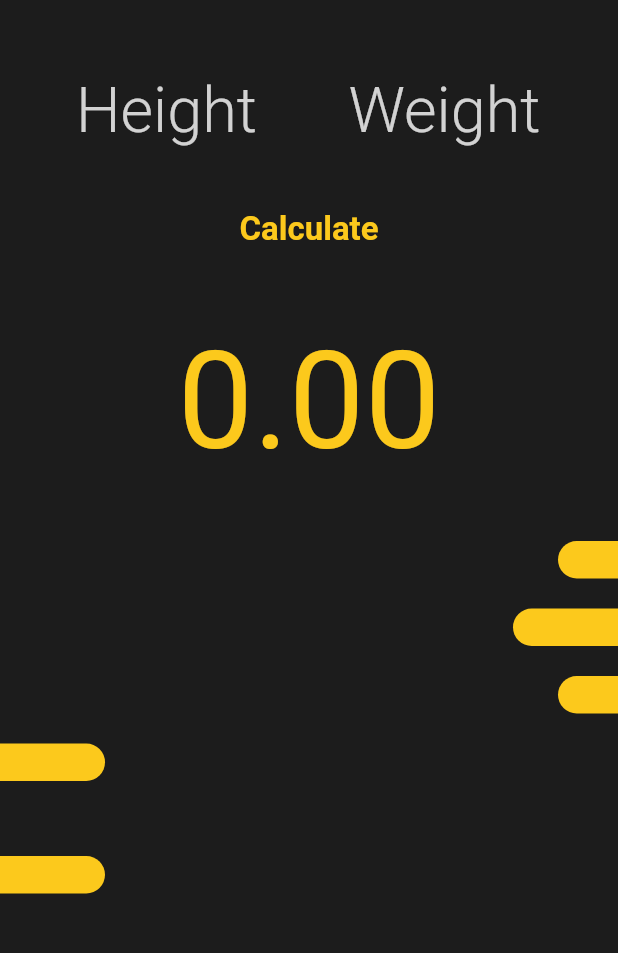
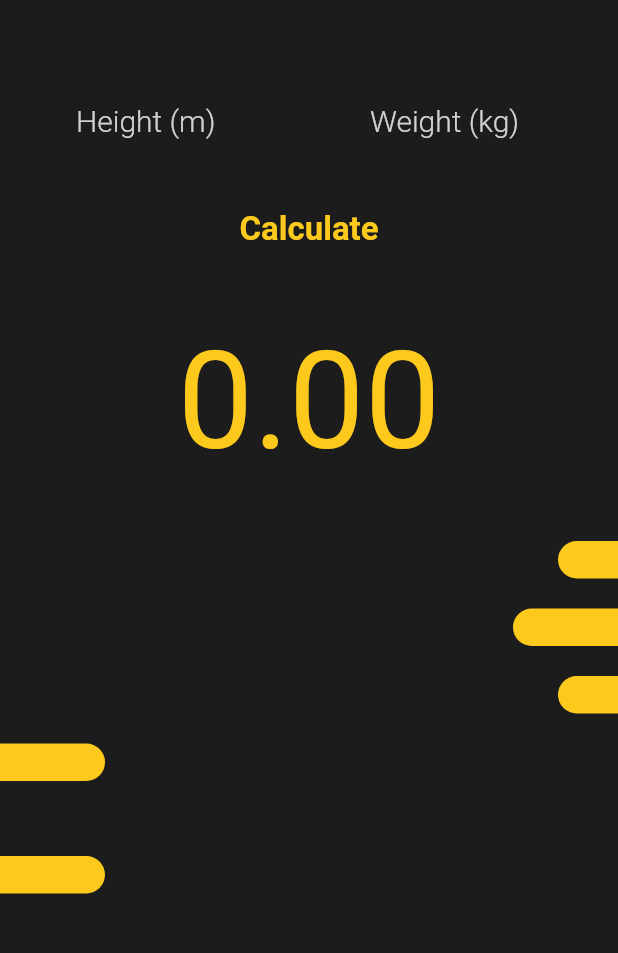
Before and after one commit to sumudusujith/BMI-Calculator, a Flutter app: the screen it shows after launch, on a phone screen of 412 x 824 dp, the part 59-1012 px from its top. Run offline on Flutter 3.47's test engine with Material 2 defaults, Android fonts, the phone set to English and light mode, and no system bars; our stand-ins replace hexcolor.

Commit message:
home change

```diff
--- a/bmi_calculator/lib/screens/home.dart
+++ b/bmi_calculator/lib/screens/home.dart
@@ -48,9 +48,9 @@ class _HomeScreenState extends State<HomeScreen> {
                       keyboardType: TextInputType.number,
                       decoration: InputDecoration(
                         border: InputBorder.none,
-                        hintText: "Height",
+                        hintText: "Height (m)",
                         hintStyle: TextStyle(
-                            fontSize: 42,
+                            fontSize: 20,
                             fontWeight: FontWeight.w300,
                             color: Colors.white.withOpacity(.8)),
                       ),
@@ -68,9 +68,9 @@ class _HomeScreenState extends State<HomeScreen> {
                       keyboardType: TextInputType.number,
                       decoration: InputDecoration(
                         border: InputBorder.none,
-                        hintText: "Weight",
+                        hintText: "Weight (kg)",
                         hintStyle: TextStyle(
-                            fontSize: 42,
+                            fontSize: 20,
                             fontWeight: FontWeight.w300,
                             color: Colors.white.withOpacity(.8)),
                       ),
```
